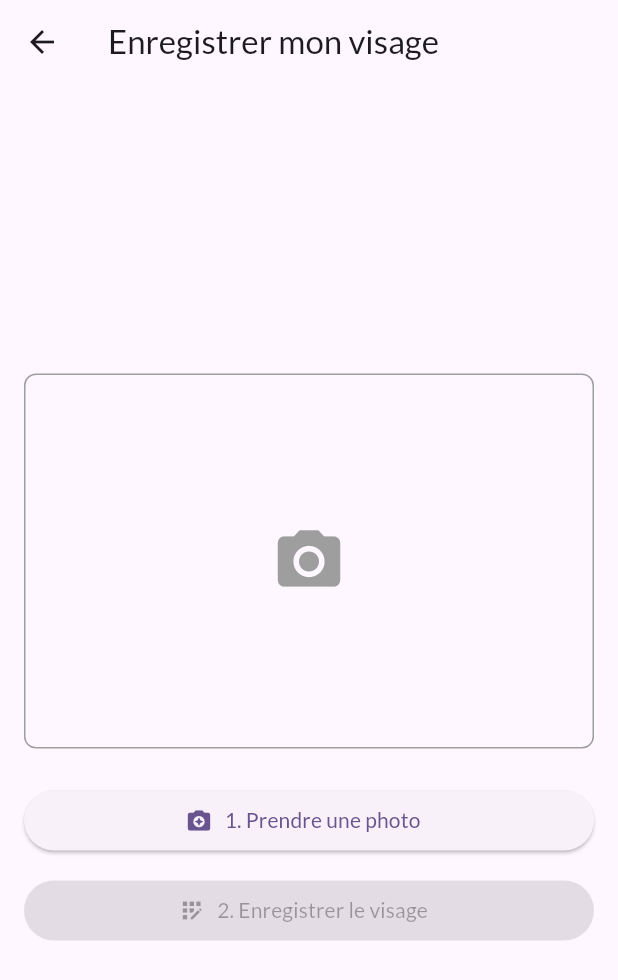
After one commit to carnell0/shopping_list_app, a Flutter app: the screen it shows after launch, after a tap on an icon or button, on a phone screen of 412 x 824 dp. The commit adds this screen. Shown: the top 980 px of the screen. Run offline on Flutter 3.47's test engine with Material 3 defaults, Android fonts, the phone set to English and light mode, and no system bars; our stand-ins replace camera, flutter_riverpod, hive, hive_flutter, image_picker, local_auth; missing offline and left inert: google_mlkit_face_detection, tflite_flutter; accounts and stored records are empty.

Commit message:
implémentation de la fonctionnalité de face unlock au démarrage en plus de la biométrie

```diff
--- a/lib/main.dart
+++ b/lib/main.dart
@@ -1,8 +1,11 @@
 import 'package:flutter/material.dart';
 import 'package:flutter_riverpod/flutter_riverpod.dart';
+import 'package:hive_flutter/hive_flutter.dart';
 import 'screens/auth_screen_wrapper.dart';
 
-void main() {
+void main() async {
+  WidgetsFlutterBinding.ensureInitialized();
+  await Hive.initFlutter();
   runApp(const ProviderScope(child: MyApp()));
 }
 
--- a/lib/screens/auth_screen_wrapper.dart
+++ b/lib/screens/auth_screen_wrapper.dart
@@ -1,6 +1,7 @@
 import 'package:flutter/material.dart';
 import 'shopping_list_page.dart';
 import '../services/auth_service.dart';
+import 'register_face_screen.dart';
 import 'face_unlock_screen.dart';
 
 class AuthScreenWrapper extends StatefulWidget {
@@ -80,6 +81,17 @@ class _AuthScreenWrapperState extends State<AuthScreenWrapper> {
                 ),
               ],
             ),
+            const SizedBox(height: 32),
+            TextButton(
+              onPressed: () {
+                Navigator.of(context).push(
+                  MaterialPageRoute(
+                    builder: (context) => const RegisterFaceScreen(),
+                  ),
+                );
+              },
+              child: const Text("Pas encore enregistré ? Enregistrer mon visage"),
+            ),
           ],
         ),
       ),
--- /dev/null
+++ b/lib/screens/register_face_screen.dart
@@ -0,0 +1,138 @@
+import 'dart:io';
+import 'package:flutter/material.dart';
+import 'package:image_picker/image_picker.dart';
+import 'package:shopping_list_app/services/face_recognition_service.dart';
+
+class RegisterFaceScreen extends StatefulWidget {
+  const RegisterFaceScreen({super.key});
+
+  @override
+  State<RegisterFaceScreen> createState() => _RegisterFaceScreenState();
+}
+
+class _RegisterFaceScreenState extends State<RegisterFaceScreen> {
+  File? _imageFile;
+  final ImagePicker _picker = ImagePicker();
+  final FaceRecognitionService _faceRecognitionService = FaceRecognitionService();
+  bool _isRegistering = false;
+
+  @override
+  void initState() {
+    super.initState();
+    _faceRecognitionService.loadModel();
+  }
+
+  @override
+  void dispose() {
+    _faceRecognitionService.dispose();
+    super.dispose();
+  }
+
+  Future<void> _pickImage() async {
+    final XFile? pickedFile = await _picker.pickImage(
+      source: ImageSource.camera,
+      preferredCameraDevice: CameraDevice.front,
+    );
+
+    if (pickedFile != null) {
+      setState(() {
+        _imageFile = File(pickedFile.path);
+      });
+    }
+  }
+
+  Future<void> _registerFace() async {
+    if (_imageFile == null) return;
+
+    setState(() {
+      _isRegistering = true;
+    });
+
+    try {
+      final faceVector = await _faceRecognitionService.processImageForRecognition(_imageFile!);
+
+      if (faceVector == null) {
+        _showSnackBar('Aucun visage n\'a été détecté. Veuillez réessayer.');
+        return;
+      }
+
+      await _faceRecognitionService.saveRegisteredFace(faceVector);
+      _showSnackBar('Visage enregistré avec succès !', isError: false);
+
+      // Revenir à l'écran précédent après succès
+      if (mounted) {
+        Navigator.of(context).pop();
+      }
+
+    } catch (e) {
+      _showSnackBar('Une erreur est survenue lors de l\'enregistrement.');
+      print('Erreur d\'enregistrement: $e');
+    } finally {
+      if(mounted) {
+        setState(() {
+          _isRegistering = false;
+        });
+      }
+    }
+  }
+
+  void _showSnackBar(String message, {bool isError = true}) {
+    if (!mounted) return;
+    ScaffoldMessenger.of(context).showSnackBar(
+      SnackBar(
+        content: Text(message),
+        backgroundColor: isError ? Colors.red : Colors.green,
+      ),
+    );
+  }
+
+  @override
+  Widget build(BuildContext context) {
+    return Scaffold(
+      appBar: AppBar(
+        title: const Text('Enregistrer mon visage'),
+      ),
+      body: Padding(
+        padding: const EdgeInsets.all(16.0),
+        child: Column(
+          mainAxisAlignment: MainAxisAlignment.center,
+          crossAxisAlignment: CrossAxisAlignment.stretch,
+          children: [
+            Container(
+              height: 250,
+              decoration: BoxDecoration(
+                border: Border.all(color: Colors.grey),
+                borderRadius: BorderRadius.circular(8),
+              ),
+              child: _isRegistering
+                ? const Center(child: CircularProgressIndicator())
+                : (_imageFile != null
+                  ? ClipRRect(
+                      borderRadius: BorderRadius.circular(8),
+                      child: Image.file(_imageFile!, fit: BoxFit.cover),
+                    )
+                  : const Center(
+                      child: Icon(Icons.camera_alt, size: 50, color: Colors.grey),
+                    )),
+            ),
+            const SizedBox(height: 24),
+            ElevatedButton.icon(
+              onPressed: _isRegistering ? null : _pickImage,
+              icon: const Icon(Icons.camera_enhance),
+              label: const Text('1. Prendre une photo'),
+            ),
+            const SizedBox(height: 12),
+            ElevatedButton.icon(
+              onPressed: (_imageFile == null || _isRegistering) ? null : _registerFace,
+              icon: const Icon(Icons.app_registration),
+              label: const Text('2. Enregistrer le visage'),
+              style: ElevatedButton.styleFrom(
+                backgroundColor: (_imageFile != null && !_isRegistering) ? Colors.green : Colors.grey,
+              ),
+            ),
+          ],
+        ),
+      ),
+    );
+  }
+}
--- a/pubspec.yaml
+++ b/pubspec.yaml
@@ -43,11 +43,14 @@ dependencies:
   web_socket_channel: ^3.0.3
   google_mlkit_face_detection: ^0.11.0
   camera: ^0.11.0+1
+  image: ^4.2.0
+  image_picker: ^1.2.0
+  tflite_flutter: ^0.11.0
 
 dev_dependencies:
   flutter_test:
     sdk: flutter
-  build_runner: ^2.5.4
+  build_runner: 2.4.13
   hive_generator: ^2.0.1
 
   # The "flutter_lints" package below contains a set of recommended lints to
@@ -71,6 +74,7 @@ flutter:
   # To add assets to your application, add an assets section, like this:
   assets:
     - assets/fonts/
+    - assets/models/
 
   # An image asset can refer to one or more resolution-specific "variants", see
   # https://flutter.dev/to/resolution-aware-images
```
Also changed, not shown: lib/screens/face_unlock_screen.dart (+114 -96 lines), lib/services/face_recognition_service.dart (added, +86 -0 lines), pubspec.lock, 9 other files.
